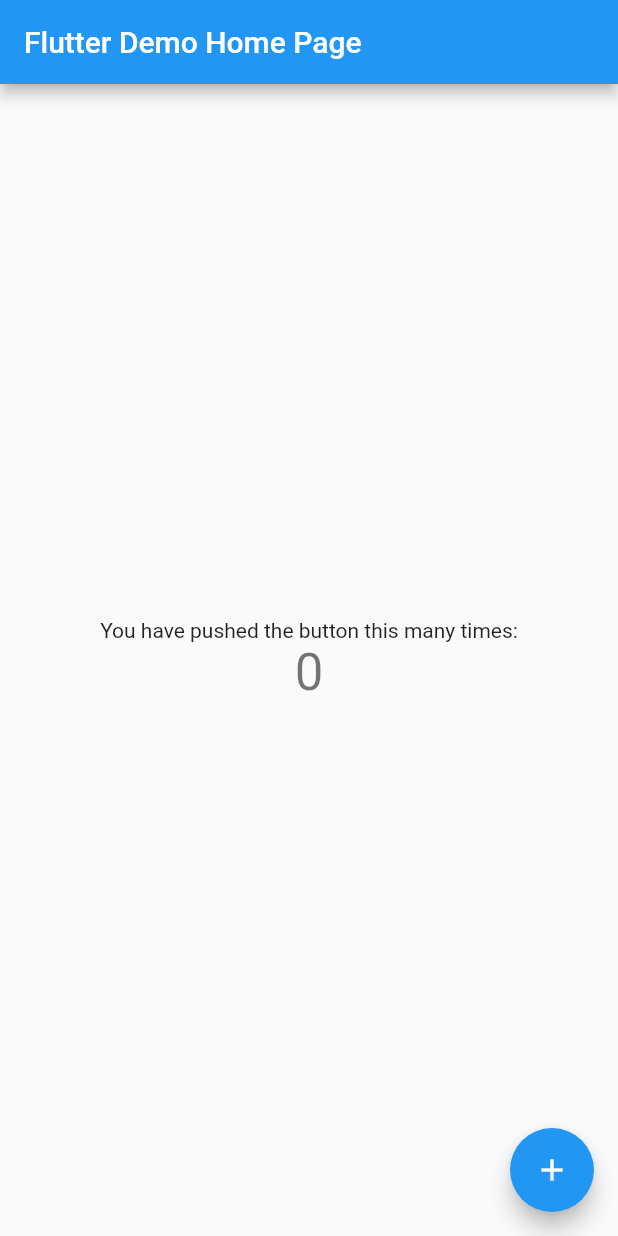
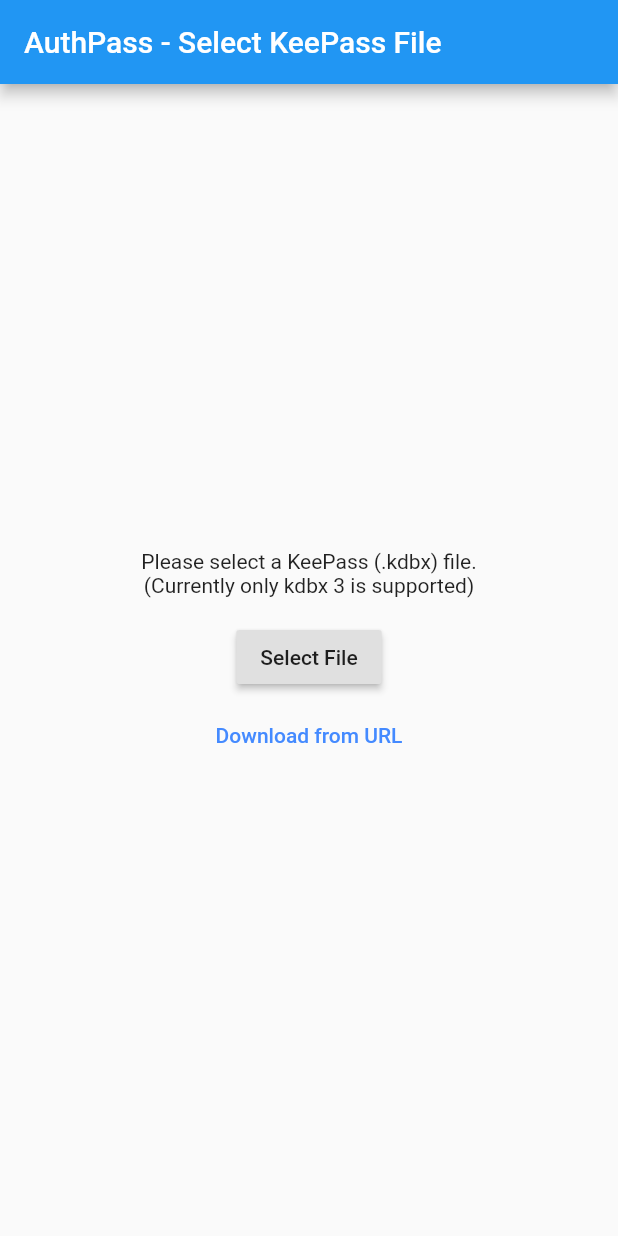
Before and after one commit to authpass/authpass, a Flutter app: the screen it shows after launch, on a phone screen of 412 x 824 dp. Run offline on Flutter 3.47's test engine with Material 2 defaults, Android fonts, the phone set to English and light mode, and no system bars; our stand-ins replace built_collection, built_value, clock, file_picker; missing offline and left inert: kdbx, logging_appenders, simple_form_field_validator, simple_json_persistence; generated files the repository leaves out were written again; statements that could not run were skipped.

Commit message:
basic kdbx file open workflow. show list of entries.

```diff
--- /dev/null
+++ b/authpass/lib/bloc/app_data.dart
@@ -0,0 +1,127 @@
+import 'dart:io';
+
+import 'package:meta/meta.dart';
+import 'package:authpass/bloc/kdbx_bloc.dart';
+import 'package:built_value/built_value.dart';
+import 'package:built_collection/built_collection.dart';
+import 'package:built_value/serializer.dart';
+import 'package:built_value/standard_json_plugin.dart';
+import 'package:clock/clock.dart';
+import 'package:simple_json_persistence/simple_json_persistence.dart';
+
+part 'app_data.g.dart';
+
+enum OpenedFilesSourceType { Local, Url }
+
+class SimpleEnumSerializer<T> extends PrimitiveSerializer<T> {
+  SimpleEnumSerializer(this.enumValues);
+
+//  final Type type;
+  final List<T> enumValues;
+
+  @override
+  T deserialize(Serializers serializers, Object serialized, {FullType specifiedType = FullType.unspecified}) {
+    assert(serialized is String);
+    return enumValues.singleWhere((val) => val.toString() == serialized);
+  }
+
+  @override
+  Object serialize(Serializers serializers, T object, {FullType specifiedType = FullType.unspecified}) {
+    return object?.toString();
+  }
+
+  @override
+  Iterable<Type> get types => [T];
+
+  @override
+  String get wireName => T.toString();
+}
+
+abstract class OpenedFile implements Built<OpenedFile, OpenedFileBuilder> {
+  factory OpenedFile([void updates(OpenedFileBuilder b)]) = _$OpenedFile;
+
+  OpenedFile._();
+
+  static Serializer<OpenedFile> get serializer => _$openedFileSerializer;
+
+  @BuiltValueField(compare: false)
+  DateTime get lastOpenedAt;
+
+  OpenedFilesSourceType get sourceType;
+
+  String get sourcePath;
+
+  String get name;
+
+  static OpenedFile fromFileSource(FileSource fileSource, String dbName) => OpenedFile(
+        (b) {
+          b..lastOpenedAt = clock.now().toUtc();
+          if (fileSource is FileSourceLocal) {
+            b
+              ..sourceType = OpenedFilesSourceType.Local
+              ..sourcePath = fileSource.file.absolute.path
+              ..name = dbName;
+          } else if (fileSource is FileSourceUrl) {
+            b
+              ..sourceType = OpenedFilesSourceType.Local
+              ..sourcePath = fileSource.url.toString()
+              ..name = dbName;
+          } else {
+            throw ArgumentError.value(fileSource, 'fileSource', 'Unsupported file type ${fileSource.runtimeType}');
+          }
+        },
+      );
+
+  FileSource toFileSource() {
+    switch (sourceType) {
+      case OpenedFilesSourceType.Local:
+        return FileSourceLocal(File(sourcePath));
+      case OpenedFilesSourceType.Url:
+        return FileSourceUrl(Uri.parse(sourcePath));
+    }
+    throw ArgumentError.value(sourceType, 'sourceType', 'Unsupported value.');
+  }
+}
+
+abstract class AppData implements Built<AppData, AppDataBuilder>, HasToJson {
+  factory AppData([void updates(AppDataBuilder b)]) = _$AppData;
+
+  AppData._();
+
+  static Serializer<AppData> get serializer => _$appDataSerializer;
+
+  BuiltList<OpenedFile> get previousFiles;
+
+  @override
+  Map<String, dynamic> toJson() => serializers.serialize(this) as Map<String, dynamic>;
+}
+
+@SerializersFor([
+  AppData,
+  OpenedFile,
+])
+Serializers serializers = (_$serializers.toBuilder()
+      ..add(SimpleEnumSerializer<OpenedFilesSourceType>(OpenedFilesSourceType.values))
+      ..addPlugin(StandardJsonPlugin()))
+    .build();
+
+class AppDataBloc {
+  final store = SimpleJsonPersistence<AppData>.forType(
+    (json) => serializers.deserializeWith(AppData.serializer, json),
+    defaultCreator: () => AppData(),
+  );
+
+  Future<void> openedFile(FileSource file, {@required String name}) async {
+    return update((b) {
+      final openedFile = OpenedFile.fromFileSource(file, name);
+      b.previousFiles.add(openedFile);
+    });
+  }
+
+  Future<AppData> update(void Function(AppDataBuilder builder) updater) async {
+    final appData = await store.load();
+    final newAppData = appData.rebuild(updater);
+    await store.save(newAppData);
+    return newAppData;
+  }
+}
--- /dev/null
+++ b/authpass/lib/bloc/deps.dart
@@ -0,0 +1,16 @@
+import 'package:authpass/bloc/app_data.dart';
+import 'package:authpass/bloc/kdbx_bloc.dart';
+import 'package:meta/meta.dart';
+
+/// Global resources available throughout the app (using [Provider])
+class Deps {
+  factory Deps() {
+    final appDataBloc = AppDataBloc();
+    return Deps._(appDataBloc: appDataBloc, kdbxBloc: KdbxBloc(appDataBloc: appDataBloc));
+  }
+
+  Deps._({@required this.appDataBloc, @required this.kdbxBloc});
+
+  final AppDataBloc appDataBloc;
+  final KdbxBloc kdbxBloc;
+}
--- /dev/null
+++ b/authpass/lib/bloc/kdbx_bloc.dart
@@ -0,0 +1,65 @@
+import 'dart:io';
+import 'dart:typed_data';
+
+import 'package:authpass/bloc/app_data.dart';
+import 'package:flutter/foundation.dart';
+import 'package:kdbx/kdbx.dart';
+import 'package:http/http.dart' as http;
+import 'package:meta/meta.dart';
+
+abstract class FileSource {
+  Uint8List _cached;
+
+  @protected
+  Future<Uint8List> load();
+
+  Future<Uint8List> content() async => _cached ??= await load();
+}
+
+class FileSourceLocal extends FileSource {
+  FileSourceLocal(this.file);
+
+  final File file;
+
+  @override
+  Future<Uint8List> load() async {
+    return await file.readAsBytes() as Uint8List;
+  }
+}
+
+class FileSourceUrl extends FileSource {
+  FileSourceUrl(this.url);
+
+  final Uri url;
+
+  @override
+  Future<Uint8List> load() async {
+    final response = await http.readBytes(url);
+    return response;
+  }
+}
+
+class KdbxBloc with ChangeNotifier {
+  KdbxBloc({
+    @required this.appDataBloc,
+  }) {
+    _openedFiles.addListener(notifyListeners);
+  }
+
+  final AppDataBloc appDataBloc;
+
+  final _openedFiles = ValueNotifier<List<KdbxFile>>([]);
+  List<KdbxFile> get openedFiles => _openedFiles.value;
+
+  @override
+  void dispose() {
+    _openedFiles.dispose();
+    super.dispose();
+  }
+
+  Future<void> openFile(FileSource file, Credentials credentials) async {
+    final kdbxFile = await KdbxFormat.read(await file.content(), credentials);
+    await appDataBloc.openedFile(file, name: kdbxFile.body.meta.databaseName);
+    _openedFiles.value = _openedFiles.value + [kdbxFile];
+  }
+}
--- a/authpass/lib/main.dart
+++ b/authpass/lib/main.dart
@@ -1,13 +1,35 @@
+import 'package:authpass/bloc/app_data.dart';
+import 'package:authpass/bloc/deps.dart';
+import 'package:authpass/ui/screens/select_file_screen.dart';
 import 'package:flutter/material.dart';
+import 'package:logging/logging.dart';
+import 'package:logging_appenders/logging_appenders.dart';
+import 'package:provider/provider.dart';
 
-void main() => runApp(MyApp());
+final _logger = Logger('main');
+
+void main() {
+  Logger.root.level = Level.ALL;
+  PrintAppender().attachToLogger(Logger.root);
+  _logger.info('Initialized logger.');
+  runApp(MyApp());
+}
 
 class MyApp extends StatelessWidget {
-  // This widget is the root of your application.
   @override
   Widget build(BuildContext context) {
-    return MaterialApp(
-      title: 'Flutter Demo',
+    final deps = Deps();
+    return MultiProvider(
+      providers: [
+        Provider<Deps>.value(value: deps),
+        StreamProvider<AppData>(
+          builder: (context) => deps.appDataBloc.store.onValueChangedAndLoad,
+          initialData: deps.appDataBloc.store.cachedValue,
+        ),
+        ListenableProvider.value(value: deps.kdbxBloc),
+      ],
+      child: MaterialApp(
+        title: 'AuthPass',
         theme: ThemeData(
           // This is the theme of your application.
           //
@@ -20,92 +42,8 @@ class MyApp extends StatelessWidget {
           // is not restarted.
           primarySwatch: Colors.blue,
         ),
-      home: MyHomePage(title: 'Flutter Demo Home Page'),
+        home: SelectFileScreen(),
+      ),
     );
   }
 }
-
-class MyHomePage extends StatefulWidget {
-  MyHomePage({Key key, this.title}) : super(key: key);
-
-  // This widget is the home page of your application. It is stateful, meaning
-  // that it has a State object (defined below) that contains fields that affect
-  // how it looks.
-
-  // This class is the configuration for the state. It holds the values (in this
-  // case the title) provided by the parent (in this case the App widget) and
-  // used by the build method of the State. Fields in a Widget subclass are
-  // always marked "final".
-
-  final String title;
-
-  @override
-  _MyHomePageState createState() => _MyHomePageState();
-}
-
-class _MyHomePageState extends State<MyHomePage> {
-  int _counter = 0;
-
-  void _incrementCounter() {
-    setState(() {
-      // This call to setState tells the Flutter framework that something has
-      // changed in this State, which causes it to rerun the build method below
-      // so that the display can reflect the updated values. If we changed
-      // _counter without calling setState(), then the build method would not be
-      // called again, and so nothing would appear to happen.
-      _counter++;
-    });
-  }
-
-  @override
-  Widget build(BuildContext context) {
-    // This method is rerun every time setState is called, for instance as done
-    // by the _incrementCounter method above.
-    //
-    // The Flutter framework has been optimized to make rerunning build methods
-    // fast, so that you can just rebuild anything that needs updating rather
-    // than having to individually change instances of widgets.
-    return Scaffold(
-      appBar: AppBar(
-        // Here we take the value from the MyHomePage object that was created by
-        // the App.build method, and use it to set our appbar title.
-        title: Text(widget.title),
-      ),
-      body: Center(
-        // Center is a layout widget. It takes a single child and positions it
-        // in the middle of the parent.
-        child: Column(
-          // Column is also layout widget. It takes a list of children and
-          // arranges them vertically. By default, it sizes itself to fit its
-          // children horizontally, and tries to be as tall as its parent.
-          //
-          // Invoke "debug painting" (press "p" in the console, choose the
-          // "Toggle Debug Paint" action from the Flutter Inspector in Android
-          // Studio, or the "Toggle Debug Paint" command in Visual Studio Code)
-          // to see the wireframe for each widget.
-          //
-          // Column has various properties to control how it sizes itself and
-          // how it positions its children. Here we use mainAxisAlignment to
-          // center the children vertically; the main axis here is the vertical
-          // axis because Columns are vertical (the cross axis would be
-          // horizontal).
-          mainAxisAlignment: MainAxisAlignment.center,
-          children: <Widget>[
-            Text(
-              'You have pushed the button this many times:',
-            ),
-            Text(
-              '$_counter',
-              style: Theme.of(context).textTheme.display1,
-            ),
-          ],
-        ),
-      ),
-      floatingActionButton: FloatingActionButton(
-        onPressed: _incrementCounter,
-        tooltip: 'Increment',
-        child: Icon(Icons.add),
-      ), // This trailing comma makes auto-formatting nicer for build methods.
-    );
-  }
-}
--- /dev/null
+++ b/authpass/lib/theme.dart
@@ -0,0 +1,5 @@
+import 'package:flutter/material.dart';
+
+class AuthPassTheme {
+  static const Color linkColor = Colors.blueAccent;
+}
--- /dev/null
+++ b/authpass/lib/ui/screens/select_file_screen.dart
@@ -0,0 +1,242 @@
+import 'dart:io';
+
+import 'package:authpass/bloc/deps.dart';
+import 'package:authpass/bloc/kdbx_bloc.dart';
+import 'package:authpass/ui/screens/password_list.dart';
+import 'package:authpass/ui/widgets/link_button.dart';
+import 'package:authpass/utils/dialog_utils.dart';
+import 'package:authpass/utils/format_utils.dart';
+import 'package:file_picker/file_picker.dart';
+import 'package:flutter/cupertino.dart';
+import 'package:flutter/material.dart';
+import 'package:kdbx/kdbx.dart';
+import 'package:logging/logging.dart';
+import 'package:provider/provider.dart';
+import 'package:simple_form_field_validator/simple_form_field_validator.dart';
+
+final _logger = Logger('select_file_screen');
+
+class SelectFileScreen extends StatelessWidget {
+  @override
+  Widget build(BuildContext context) {
+    return Scaffold(
+      appBar: AppBar(
+        title: const Text('AuthPass - Select KeePass File'),
+      ),
+      body: Container(
+        alignment: Alignment.center,
+        child: const SelectFileWidget(),
+      ),
+    );
+  }
+}
+
+class SelectFileWidget extends StatefulWidget {
+  const SelectFileWidget({
+    Key key,
+  }) : super(key: key);
+
+  @override
+  _SelectFileWidgetState createState() => _SelectFileWidgetState();
+}
+
+class _SelectFileWidgetState extends State<SelectFileWidget> {
+  Future<dynamic> _fileLoader;
+
+  @override
+  Widget build(BuildContext context) {
+    return Column(
+      mainAxisAlignment: MainAxisAlignment.center,
+      mainAxisSize: MainAxisSize.max,
+      children: <Widget>[
+        const Text('Please select a KeePass (.kdbx) file.'),
+        const Text('(Currently only kdbx 3 is supported)'),
+        const SizedBox(height: 16),
+        _fileLoader != null
+            ? const CircularProgressIndicator()
+            : RaisedButton(
+                child: const Text('Select File'),
+                onPressed: () async {
+                  final path = await FilePicker.getFilePath(type: FileType.ANY);
+                  if (path != null) {
+                    await Navigator.of(context).push(CredentialsScreen.route(FileSourceLocal(File(path))));
+                  }
+                },
+              ),
+        const SizedBox(
+          height: 4,
+        ),
+        LinkButton(
+          onPressed: () async {
+            final source = await showDialog<FileSourceUrl>(context: context, builder: (context) => SelectUrlDialog());
+            if (source != null) {
+              setState(() {
+                _fileLoader = source.load().then((value) {
+                  return Navigator.of(context).push(CredentialsScreen.route(source));
+                }).catchError((dynamic error, StackTrace stackTrace) {
+                  _logger.fine('Error while trying to download from '
+                      '${FormatUtils.anonymizeUrl(source.url.toString())}');
+                  return Future<dynamic>.error(error, stackTrace);
+                }).whenComplete(() {
+                  setState(() {
+                    _fileLoader = null;
+                  });
+                });
+              });
+            }
+          },
+          child: const Text('Download from URL'),
+        ),
+      ],
+    );
+  }
+}
+
+class SelectUrlDialog extends StatefulWidget {
+  @override
+  _SelectUrlDialogState createState() => _SelectUrlDialogState();
+}
+
+class _SelectUrlDialogState extends State<SelectUrlDialog> {
+  final _formKey = GlobalKey<FormState>();
+  Uri _enteredUrl;
+
+  String _parseUrl(String urlString) {
+    try {
+      final uri = Uri.parse(urlString);
+      if (!uri.scheme.startsWith('http')) {
+        _logger.fine('User entered url with invalid schema ${FormatUtils.anonymizeUrl(urlString)}');
+        return 'Please enter full url starting with http:// or https://';
+      }
+      _enteredUrl = uri;
+      return null;
+    } on FormatException catch (e) {
+      _logger.fine('User entered invalid url ${FormatUtils.anonymizeUrl(urlString)}', e);
+      return 'Please enter a valid url.';
+    }
+  }
+
+  @override
+  Widget build(BuildContext context) {
+    return AlertDialog(
+      title: const Text('Download from Url'),
+      content: Form(
+        key: _formKey,
+        child: TextFormField(
+          validator: _parseUrl,
+          onSaved: _parseUrl,
+          decoration: InputDecoration(
+            icon: Icon(Icons.cloud_download),
+            labelText: 'Enter URL',
+            hintText: 'https://',
+          ),
+          keyboardType: TextInputType.url,
+          autofocus: true,
+        ),
+      ),
+      actions: <Widget>[
+        FlatButton(
+          onPressed: () {
+            Navigator.of(context).pop();
+          },
+          child: const Text('Cancel'),
+        ),
+        FlatButton(
+          onPressed: () {
+            if (_formKey.currentState.validate()) {
+              _formKey.currentState.save();
+              Navigator.of(context).pop(FileSourceUrl(_enteredUrl));
+            } else {
+              Navigator.of(context).pop();
+            }
+          },
+          child: const Text('Ok'),
+        )
+      ],
+    );
+  }
+}
+
+class CredentialsScreen extends StatefulWidget {
+  const CredentialsScreen({Key key, this.kdbxFilePath}) : super(key: key);
+
+  static Route<void> route(FileSource kdbxFilePath) => MaterialPageRoute<void>(
+        settings: const RouteSettings(name: '/credentials'),
+        builder: (context) => CredentialsScreen(
+          kdbxFilePath: kdbxFilePath,
+        ),
+      );
+
+  final FileSource kdbxFilePath;
+
+  @override
+  _CredentialsScreenState createState() => _CredentialsScreenState();
+}
+
+class _CredentialsScreenState extends State<CredentialsScreen> {
+  final _formKey = GlobalKey<FormState>();
+  String _invalidPassword;
+
+  final _controller = TextEditingController();
+
+  @override
+  Widget build(BuildContext context) {
+    return Scaffold(
+      appBar: AppBar(
+        title: const Text('AuthPass - Credentials'),
+      ),
+      body: Form(
+        key: _formKey,
+        child: Column(
+          mainAxisAlignment: MainAxisAlignment.center,
+          children: <Widget>[
+            Container(
+              alignment: Alignment.center,
+              padding: const EdgeInsets.all(16),
+//              constraints: BoxConstraints.expand(),
+              child: TextFormField(
+                controller: _controller,
+                decoration: InputDecoration(labelText: 'Password'),
+                autocorrect: false,
+                autofocus: true,
+                autovalidate: true,
+                obscureText: true,
+                validator: SValidator.notEmpty(msg: 'Please enter your password.') +
+                    SValidator.invalidValue(invalidValue: _invalidPassword, message: 'Invalid password'),
+              ),
+            ),
+            Container(
+              alignment: Alignment.centerRight,
+              child: LinkButton(
+                child: const Text('Continue'),
+                onPressed: () async {
+                  if (_formKey.currentState.validate()) {
+                    final kdbxBloc = Provider.of<Deps>(context).kdbxBloc;
+                    final pw = _controller.text;
+                    try {
+                      await kdbxBloc.openFile(widget.kdbxFilePath, Credentials(ProtectedValue.fromString(pw)));
+                      await Navigator.of(context).pushAndRemoveUntil(PasswordList.route(), (route) => false);
+                    } on KdbxInvalidKeyException catch (e, stackTrace) {
+                      _logger.fine('Invalid credentials. ($pw)', e, stackTrace);
+                      setState(() {
+                        _invalidPassword = pw;
+                        _formKey.currentState.validate();
+                      });
+                    } catch (e, stackTrace) {
+                      _logger.fine('Unable to open kdbx file.', e, stackTrace);
+                      DialogUtils.showSimpleAlertDialog(
+                        context,
+                        'Unable to open File',
+                        'Unknown error while trying to open file. $e',
+                      );
+                    }
+                  }
+                },
+              ),
+            ),
+          ],
+        ),
+      ),
+    );
+  }
+}
--- /dev/null
+++ b/authpass/lib/ui/widgets/link_button.dart
@@ -0,0 +1,34 @@
+import 'package:authpass/theme.dart';
+import 'package:flutter/material.dart';
+import 'package:flutter/widgets.dart';
+
+class LinkButton extends StatelessWidget {
+  const LinkButton({Key key, @required this.child, this.onPressed, this.icon, this.padding, this.materialTapTargetSize})
+      : super(key: key);
+
+  final Widget child;
+  final VoidCallback onPressed;
+  final Icon icon;
+  final EdgeInsetsGeometry padding;
+  final MaterialTapTargetSize materialTapTargetSize;
+
+  @override
+  Widget build(BuildContext context) {
+    return icon == null
+        ? FlatButton(
+            child: child,
+            onPressed: onPressed,
+            textColor: AuthPassTheme.linkColor,
+            padding: padding,
+            materialTapTargetSize: materialTapTargetSize,
+          )
+        : FlatButton.icon(
+            onPressed: onPressed,
+            icon: icon,
+            label: child,
+            textColor: AuthPassTheme.linkColor,
+            padding: padding,
+            materialTapTargetSize: materialTapTargetSize,
+          );
+  }
+}
--- /dev/null
+++ b/authpass/lib/utils/format_utils.dart
@@ -0,0 +1,11 @@
+class FormatUtils {
+  /// To keep things secure, like URLs we just log the first few characters.
+  static String maxLength(String string, int maxLength, {String ellipsis = '…'}) {
+    if (string.length > maxLength) {
+      return '${string.substring(0, maxLength)}$ellipsis';
+    }
+    return string;
+  }
+
+  static String anonymizeUrl(String potentialUrl) => maxLength(potentialUrl, 15);
+}
```
Also changed, not shown: authpass/lib/ui/screens/password_list.dart (added, +31 -0 lines), authpass/lib/utils/dialog_utils.dart (added, +23 -0 lines), authpass/pubspec.yaml (+20 -3 lines), authpass/lib/bloc/app_data.g.dart (added), authpass/pubspec.lock, 7 other files. Lines whose indentation alone changed are shown as unchanged.
